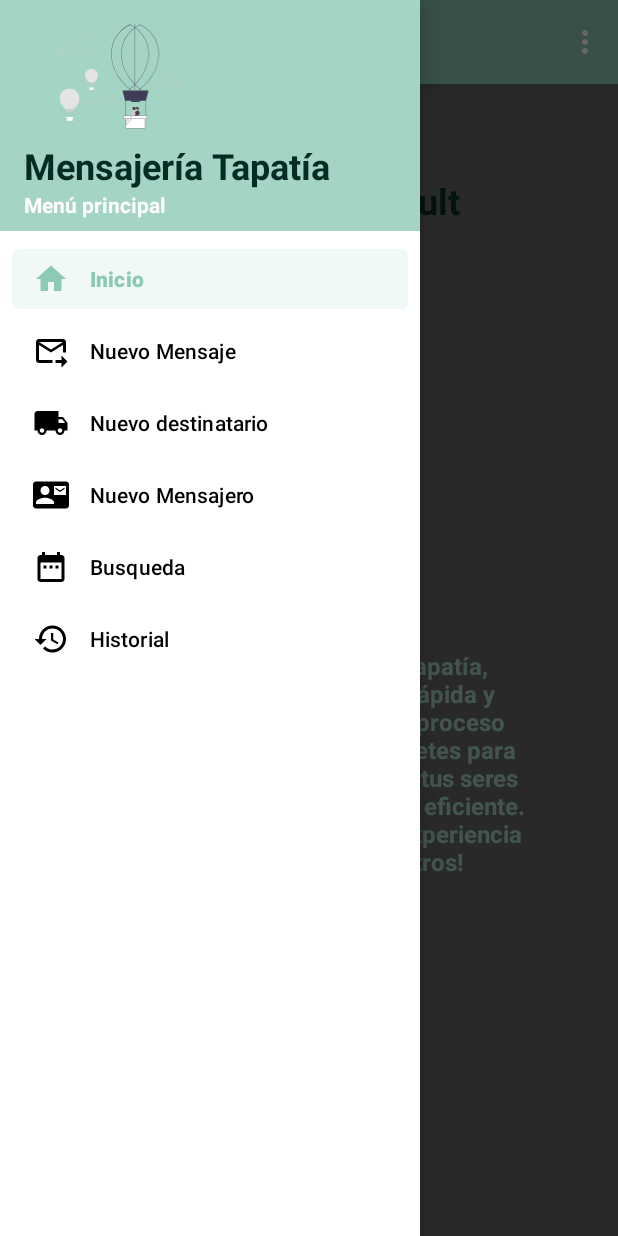
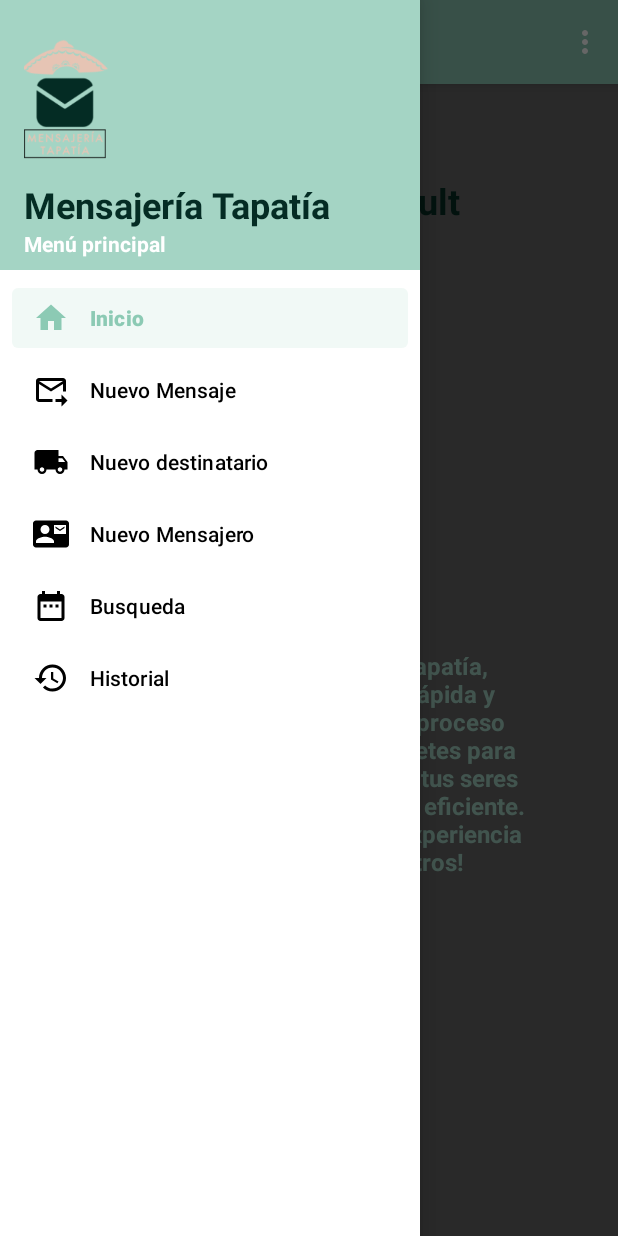
Before and after one commit to Saul-Ceti/MensajeriaTapatia, an Android app: the MenuActivity screen opened directly, with no data from a screen before it, with the side drawer open, on a phone screen of 412 x 824 dp. Run offline under Robolectric (Android 15) with nearby library versions, the phone set to English and light mode, and no system bars; our stand-ins replace navigation-ui.

Commit message:
Logo en home y menú lateral

```diff
--- a/app/src/main/java/com/example/mensajeriatapatia/ui/home/HomeFragment.kt
+++ b/app/src/main/java/com/example/mensajeriatapatia/ui/home/HomeFragment.kt
@@ -6,6 +6,7 @@ import android.view.LayoutInflater
 import android.view.View
 import android.view.ViewGroup
 import android.widget.TextView
+import android.widget.Toast
 import androidx.fragment.app.Fragment
 import androidx.lifecycle.ViewModelProvider
 import com.example.mensajeriatapatia.R
--- a/app/src/main/res/layout/fragment_home.xml
+++ b/app/src/main/res/layout/fragment_home.xml
@@ -46,7 +46,10 @@
         app:layout_constraintBottom_toTopOf="@+id/txtSobreNosotros"
         app:layout_constraintStart_toStartOf="@+id/txtSobreNosotros"
         app:layout_constraintTop_toBottomOf="@+id/txtSaludo"
-        tools:src="@drawable/ic_usuario" />
+        android:src="@drawable/logo" />/>
+
+
+
 
     <TextView
         android:id="@+id/txtInfo"
--- a/app/src/main/res/layout/nav_header_main.xml
+++ b/app/src/main/res/layout/nav_header_main.xml
@@ -13,12 +13,14 @@
     android:theme="@style/ThemeOverlay.AppCompat.Dark">
 
     <ImageView
+        android:layout_marginTop="10dp"
+        android:layout_marginLeft="-35dp"
         android:id="@+id/imageView"
         android:layout_width="125dp"
-        android:layout_height="78dp"
+        android:layout_height="94dp"
         android:contentDescription="@string/nav_header_desc"
         android:paddingTop="@dimen/nav_header_vertical_spacing"
-        app:srcCompat="@drawable/globo" />
+        app:srcCompat="@drawable/logo" />
 
     <TextView
         android:layout_width="match_parent"
```
Also changed, not shown: app/src/main/res/layout/fragment_destinatario.xml (+0 -14 lines), app/src/main/java/com/example/mensajeriatapatia/fragment_destinatario.kt (added), app/src/main/res/drawable/logo.png (added).
